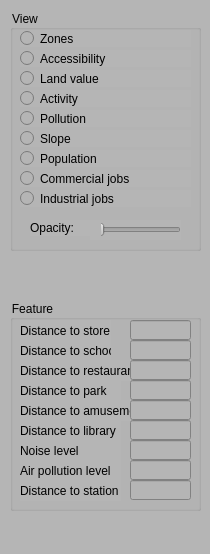
Qt form ZoningSim/ControlWidget.ui (gnishida/ZoningSim) before a commit.
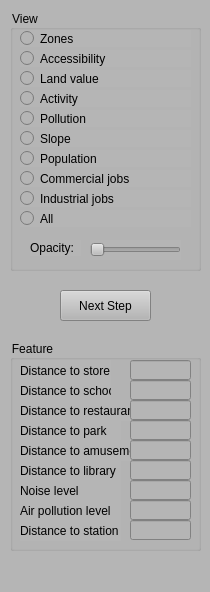
The same form after that commit.

Patch:
```diff
--- a/ZoningSim/ControlWidget.ui
+++ b/ZoningSim/ControlWidget.ui
@@ -7,7 +7,7 @@
     <x>0</x>
     <y>0</y>
     <width>210</width>
-    <height>554</height>
+    <height>592</height>
    </rect>
   </property>
   <property name="minimumSize">
@@ -24,7 +24,7 @@
     <property name="geometry">
      <rect>
       <x>10</x>
-      <y>300</y>
+      <y>340</y>
       <width>191</width>
       <height>211</height>
      </rect>
@@ -273,7 +273,7 @@
       <x>10</x>
       <y>10</y>
       <width>191</width>
-      <height>241</height>
+      <height>261</height>
      </rect>
     </property>
     <property name="title">
@@ -427,7 +427,7 @@
      <property name="geometry">
       <rect>
        <x>80</x>
-       <y>210</y>
+       <y>230</y>
        <width>91</width>
        <height>20</height>
       </rect>
@@ -440,8 +440,8 @@
      <property name="geometry">
       <rect>
        <x>20</x>
-       <y>210</y>
-       <width>71</width>
+       <y>230</y>
+       <width>51</width>
        <height>16</height>
       </rect>
      </property>
@@ -449,6 +449,35 @@
       <string>Opacity:</string>
      </property>
     </widget>
+    <widget class="QRadioButton" name="radioButtonAll">
+     <property name="geometry">
+      <rect>
+       <x>10</x>
+       <y>200</y>
+       <width>171</width>
+       <height>17</height>
+      </rect>
+     </property>
+     <property name="text">
+      <string>All</string>
+     </property>
+     <attribute name="buttonGroup">
+      <string notr="true">buttonGroupView</string>
+     </attribute>
+    </widget>
+   </widget>
+   <widget class="QPushButton" name="pushButtonNextStep">
+    <property name="geometry">
+     <rect>
+      <x>60</x>
+      <y>290</y>
+      <width>91</width>
+      <height>31</height>
+     </rect>
+    </property>
+    <property name="text">
+     <string>Next Step</string>
+    </property>
    </widget>
   </widget>
  </widget>
```
